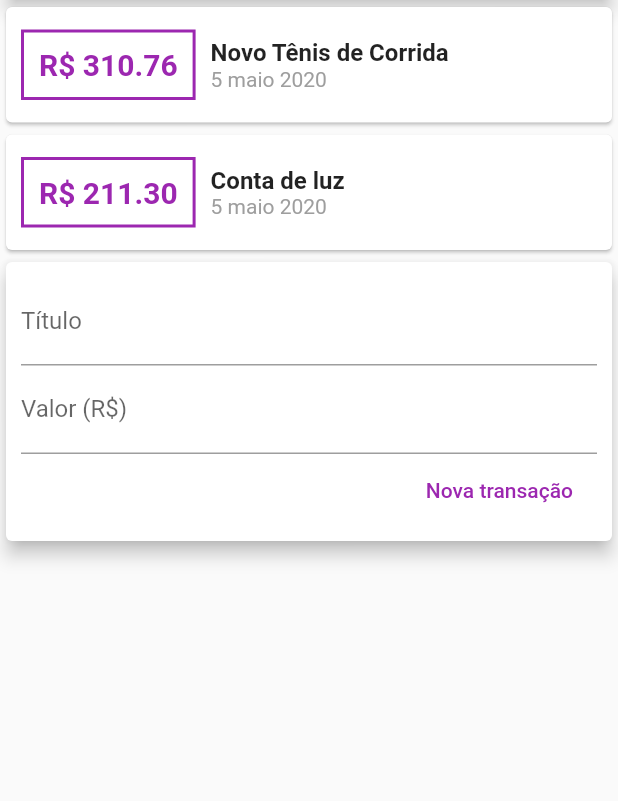
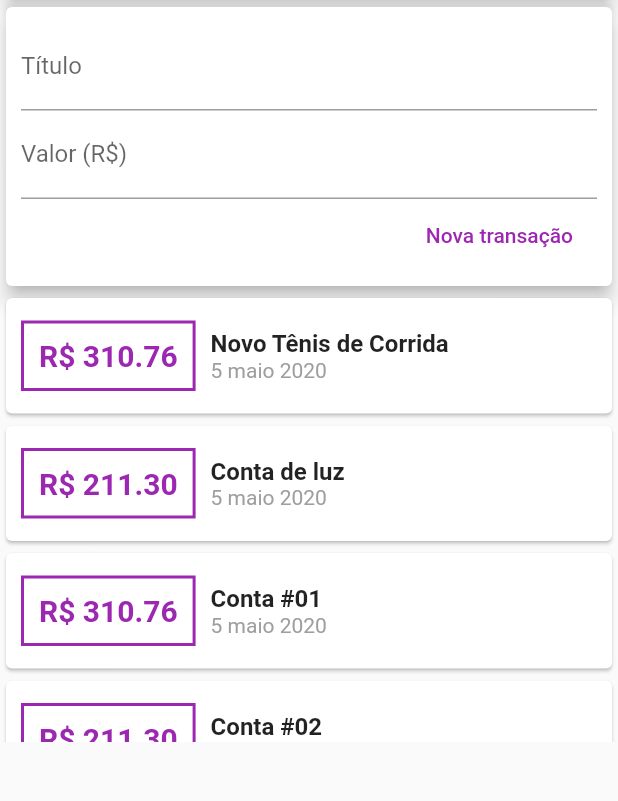
Before and after one commit to kendyosiro/curso_flutter-expenses, a Flutter app: the screen it shows after launch, on a phone screen of 412 x 824 dp, the part 119-920 px from its top. Run offline on Flutter 3.47's test engine with Material 2 defaults, Android fonts, the phone set to English and light mode, and no system bars.

Commit message:
Scroll na tela. Utiliza o componente SingleChildScrollView envolvendo o body do main do app e em TransactionList, envolve o column, com container pai com altura definida

```diff
--- a/lib/components/transaction_list.dart
+++ b/lib/components/transaction_list.dart
@@ -10,7 +10,10 @@ class TransactionList extends StatelessWidget {
 
   @override
   Widget build(BuildContext context) {
-    return Column(
+    return Container(
+      height: 300,
+      child: SingleChildScrollView(
+            child: Column(
                 children: transactions.map((tr) {
                   return Card(
                     child: Row(
@@ -58,6 +61,8 @@ class TransactionList extends StatelessWidget {
                     ),
                   );
                 }).toList(),
+              ),
+      ),
     );
   }
 }
--- a/lib/components/transaction_user.dart
+++ b/lib/components/transaction_user.dart
@@ -24,9 +24,27 @@ class _TransactionUserState extends State<TransactionUser> {
       value: 211.30,
       date: DateTime.now(),
     ),
+    Transaction(
+      id: 't3',
+      title: 'Conta #01',
+      value: 310.76,
+      date: DateTime.now(),
+    ),
+    Transaction(
+      id: 't4',
+      title: 'Conta #02',
+      value: 211.30,
+      date: DateTime.now(),
+    ),
+    Transaction(
+      id: 't5',
+      title: 'Conta #03',
+      value: 211.30,
+      date: DateTime.now(),
+    ),
   ];
 
-  _addTransaction(String title, double value){
+  _addTransaction(String title, double value) {
     final newTransaction = Transaction(
       id: Random().nextDouble().toString(),
       title: title,
@@ -43,8 +61,8 @@ class _TransactionUserState extends State<TransactionUser> {
   Widget build(BuildContext context) {
     return Column(
       children: <Widget>[
+        TransactionForm(_addTransaction),
         TransactionList(_transactions),
-        TransactionForm(_addTransaction),
       ],
     );
   }
--- a/lib/main.dart
+++ b/lib/main.dart
@@ -25,7 +25,8 @@ class MyHomePage extends StatelessWidget {
       appBar: AppBar(
         title: Text('Despesas Pessoais'),
       ),
-      body: Column(
+      body: SingleChildScrollView(
+        child: Column(
           crossAxisAlignment: CrossAxisAlignment.stretch,
           children: <Widget>[
             Container(
@@ -39,6 +40,7 @@ class MyHomePage extends StatelessWidget {
             TransactionUser(),
           ],
         ),
+      ),
     );
   }
 }
```
Lines whose indentation alone changed are shown as unchanged.
